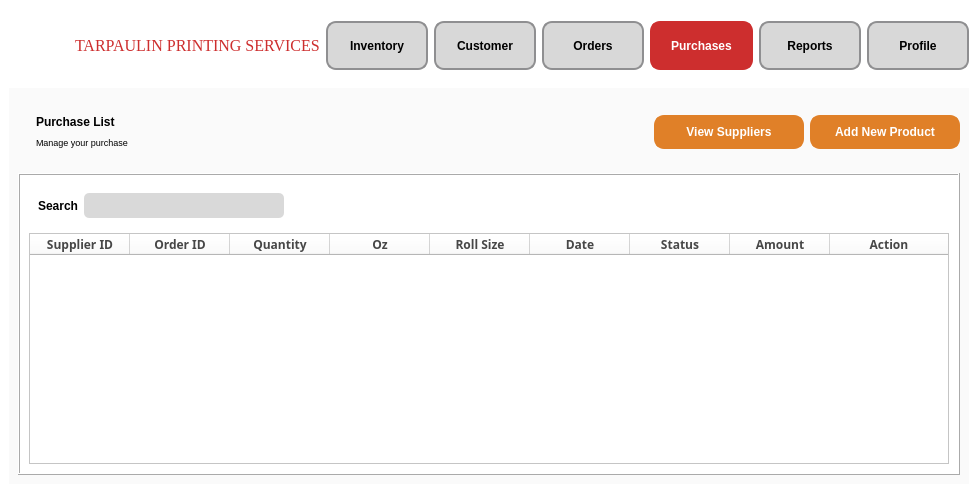
Qt form AddPurchase.ui (CMacan/MCAV-desktop-app) before a commit.
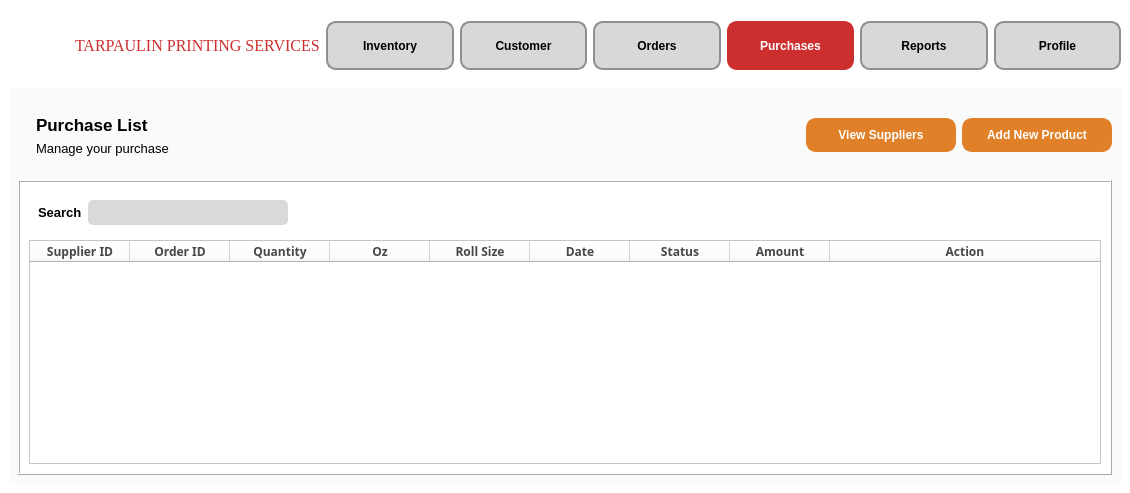
The same form after that commit. Icons and pictures are not drawn.

What changed in the file:
```diff
--- a/AddPurchase.ui
+++ b/AddPurchase.ui
@@ -6,7 +6,7 @@
    <rect>
     <x>0</x>
     <y>0</y>
-    <width>978</width>
+    <width>1130</width>
     <height>493</height>
    </rect>
   </property>
@@ -35,6 +35,11 @@
         <verstretch>0</verstretch>
        </sizepolicy>
       </property>
+      <property name="font">
+       <font>
+        <pointsize>10</pointsize>
+       </font>
+      </property>
       <property name="cursor">
        <cursorShape>ArrowCursor</cursorShape>
       </property>
@@ -152,6 +157,13 @@
            <height>44</height>
           </size>
          </property>
+         <property name="font">
+          <font>
+           <pointsize>-1</pointsize>
+           <weight>75</weight>
+           <bold>true</bold>
+          </font>
+         </property>
          <property name="cursor">
           <cursorShape>PointingHandCursor</cursorShape>
          </property>
@@ -167,6 +179,13 @@
        </item>
        <item>
         <widget class="QPushButton" name="Customer">
+         <property name="font">
+          <font>
+           <pointsize>-1</pointsize>
+           <weight>75</weight>
+           <bold>true</bold>
+          </font>
+         </property>
          <property name="cursor">
           <cursorShape>PointingHandCursor</cursorShape>
          </property>
@@ -180,6 +199,13 @@
        </item>
        <item>
         <widget class="QPushButton" name="Order">
+         <property name="font">
+          <font>
+           <pointsize>-1</pointsize>
+           <weight>75</weight>
+           <bold>true</bold>
+          </font>
+         </property>
          <property name="cursor">
           <cursorShape>PointingHandCursor</cursorShape>
          </property>
@@ -194,6 +220,13 @@
        </item>
        <item>
         <widget class="QPushButton" name="Purchase">
+         <property name="font">
+          <font>
+           <pointsize>-1</pointsize>
+           <weight>75</weight>
+           <bold>true</bold>
+          </font>
+         </property>
          <property name="cursor">
           <cursorShape>PointingHandCursor</cursorShape>
          </property>
@@ -210,6 +243,13 @@
        </item>
        <item>
         <widget class="QPushButton" name="Report">
+         <property name="font">
+          <font>
+           <pointsize>-1</pointsize>
+           <weight>75</weight>
+           <bold>true</bold>
+          </font>
+         </property>
          <property name="cursor">
           <cursorShape>PointingHandCursor</cursorShape>
          </property>
@@ -223,6 +263,13 @@
        </item>
        <item>
         <widget class="QPushButton" name="Profile">
+         <property name="font">
+          <font>
+           <pointsize>-1</pointsize>
+           <weight>75</weight>
+           <bold>true</bold>
+          </font>
+         </property>
          <property name="cursor">
           <cursorShape>PointingHandCursor</cursorShape>
          </property>
@@ -251,6 +298,11 @@
         <height>2</height>
        </size>
       </property>
+      <property name="font">
+       <font>
+        <pointsize>10</pointsize>
+       </font>
+      </property>
       <property name="layoutDirection">
        <enum>Qt::LeftToRight</enum>
       </property>
@@ -276,6 +328,11 @@
            <verstretch>0</verstretch>
           </sizepolicy>
          </property>
+         <property name="font">
+          <font>
+           <pointsize>10</pointsize>
+          </font>
+         </property>
          <property name="frameShape">
           <enum>QFrame::NoFrame</enum>
          </property>
@@ -288,6 +345,11 @@
           </property>
           <item>
            <widget class="QFrame" name="ProductList">
+            <property name="font">
+             <font>
+              <pointsize>10</pointsize>
+             </font>
+            </property>
             <property name="frameShape">
              <enum>QFrame::NoFrame</enum>
             </property>
@@ -297,6 +359,13 @@
             <layout class="QVBoxLayout" name="verticalLayout_3">
              <item>
               <widget class="QLabel" name="ProductLabel">
+               <property name="font">
+                <font>
+                 <pointsize>13</pointsize>
+                 <weight>75</weight>
+                 <bold>true</bold>
+                </font>
+               </property>
                <property name="styleSheet">
                 <string notr="true">font-weight: bold;</string>
                </property>
@@ -309,7 +378,7 @@
               <widget class="QLabel" name="manageLabel">
                <property name="font">
                 <font>
-                 <pointsize>7</pointsize>
+                 <pointsize>10</pointsize>
                 </font>
                </property>
                <property name="text">
@@ -322,6 +391,11 @@
           </item>
           <item>
            <widget class="QFrame" name="BtnContainer">
+            <property name="font">
+             <font>
+              <pointsize>10</pointsize>
+             </font>
+            </property>
             <property name="frameShape">
              <enum>QFrame::NoFrame</enum>
             </property>
@@ -334,6 +408,11 @@
              </property>
              <item>
               <spacer name="horizontalSpacer">
+               <property name="font">
+                <font>
+                 <pointsize>10</pointsize>
+                </font>
+               </property>
                <property name="orientation">
                 <enum>Qt::Horizontal</enum>
                </property>
@@ -365,6 +444,13 @@
                  <height>34</height>
                 </size>
                </property>
+               <property name="font">
+                <font>
+                 <pointsize>-1</pointsize>
+                 <weight>75</weight>
+                 <bold>true</bold>
+                </font>
+               </property>
                <property name="cursor">
                 <cursorShape>PointingHandCursor</cursorShape>
                </property>
@@ -412,6 +498,13 @@
                  <height>34</height>
                 </size>
                </property>
+               <property name="font">
+                <font>
+                 <pointsize>-1</pointsize>
+                 <weight>75</weight>
+                 <bold>true</bold>
+                </font>
+               </property>
                <property name="cursor">
                 <cursorShape>PointingHandCursor</cursorShape>
                </property>
@@ -453,6 +546,11 @@
            <verstretch>0</verstretch>
           </sizepolicy>
          </property>
+         <property name="font">
+          <font>
+           <pointsize>10</pointsize>
+          </font>
+         </property>
          <property name="styleSheet">
           <string notr="true">background-color: white;</string>
          </property>
@@ -471,6 +569,11 @@
               <height>41</height>
              </size>
             </property>
+            <property name="font">
+             <font>
+              <pointsize>10</pointsize>
+             </font>
+            </property>
             <property name="frameShape">
              <enum>QFrame::NoFrame</enum>
             </property>
@@ -480,6 +583,13 @@
             <layout class="QHBoxLayout" name="horizontalLayout_2">
              <item>
               <widget class="QLabel" name="Search">
+               <property name="font">
+                <font>
+                 <pointsize>10</pointsize>
+                 <weight>75</weight>
+                 <bold>true</bold>
+                </font>
+               </property>
                <property name="styleSheet">
                 <string notr="true">font-weight: bold;
 </string>
@@ -506,6 +616,11 @@
                  <height>25</height>
                 </size>
                </property>
+               <property name="font">
+                <font>
+                 <pointsize>10</pointsize>
+                </font>
+               </property>
                <property name="styleSheet">
                 <string notr="true">background-color: #D9D9D9;
 border-radius: 5px;
@@ -528,6 +643,11 @@
                  <height>25</height>
                 </size>
                </property>
+               <property name="font">
+                <font>
+                 <pointsize>10</pointsize>
+                </font>
+               </property>
                <property name="cursor">
                 <cursorShape>PointingHandCursor</cursorShape>
                </property>
@@ -544,6 +664,11 @@
              </item>
              <item>
               <spacer name="horizontalSpacer_2">
+               <property name="font">
+                <font>
+                 <pointsize>10</pointsize>
+                </font>
+               </property>
                <property name="orientation">
                 <enum>Qt::Horizontal</enum>
                </property>
@@ -560,6 +685,11 @@
           </item>
           <item>
            <widget class="QTableWidget" name="tableWidget">
+            <property name="font">
+             <font>
+              <pointsize>10</pointsize>
+             </font>
+            </property>
             <property name="columnCount">
              <number>9</number>
             </property>
```
Left out of the diff: 5 changed lines with no effect on the pictures.
